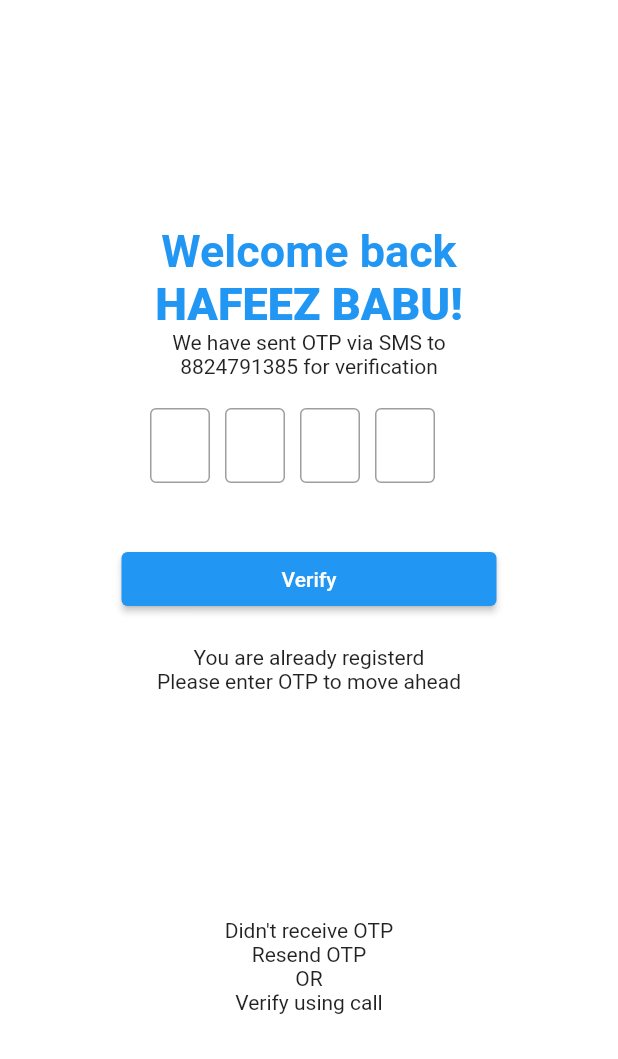
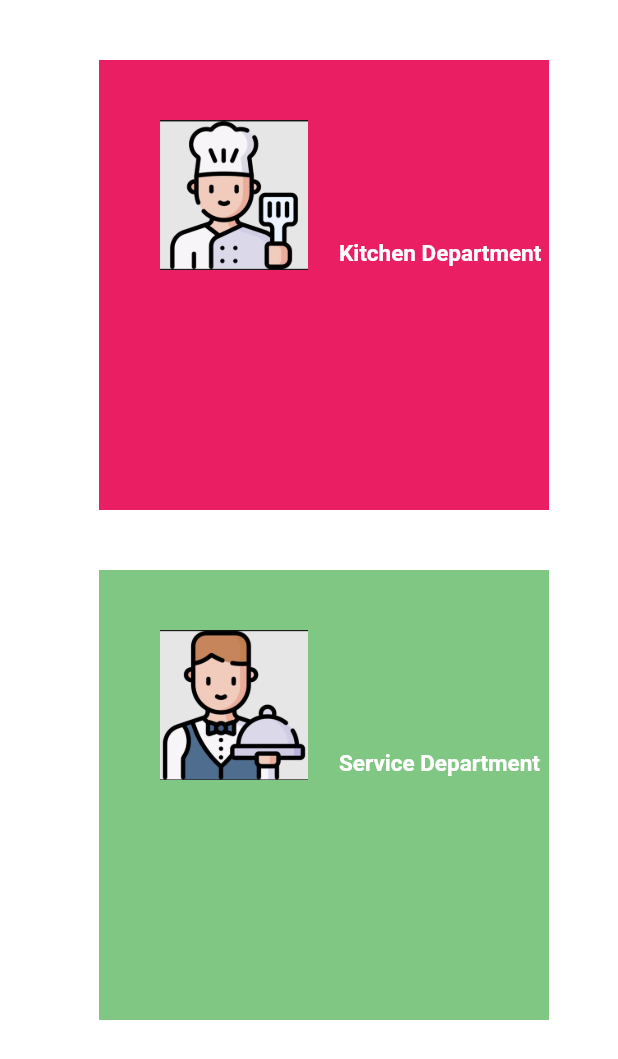
Before and after one commit to sarkarstanmoy/LabourBank, a Flutter app: the OtpView screen opened by its route, after a tap on "Verify", on a phone screen of 412 x 824 dp. Shown: the top 1059 px of the screen. Run offline on Flutter 3.47's test engine with Material 2 defaults, Android fonts, the phone set to English and light mode, and no system bars; generated files the repository leaves out were written again.

Commit message:
Added home screen

```diff
--- a/labour_bank/lib/src/app.dart
+++ b/labour_bank/lib/src/app.dart
@@ -1,6 +1,7 @@
 import 'package:flutter/material.dart';
 import 'package:flutter_gen/gen_l10n/app_localizations.dart';
 import 'package:flutter_localizations/flutter_localizations.dart';
+import 'package:labour_bank/src/home_screen/home_screen_view.dart';
 import 'package:labour_bank/src/login/login_view.dart';
 import 'package:labour_bank/src/login/otp_view.dart';
 
@@ -72,6 +73,8 @@ class MyApp extends StatelessWidget {
                     return SettingsView(controller: settingsController);
                   case SampleItemDetailsView.routeName:
                     return const SampleItemDetailsView();
+                  case HomeScreenView.routeName:
+                    return const HomeScreenView();
                   case OtpView.routeName:
                     return const OtpView();
                   default:
--- /dev/null
+++ b/labour_bank/lib/src/home_screen/home_screen_view.dart
@@ -0,0 +1,82 @@
+import 'package:flutter/material.dart';
+
+class HomeScreenView extends StatelessWidget {
+  const HomeScreenView({Key? key}) : super(key: key);
+  static const routeName = '/home_screen_view';
+  @override
+  Widget build(BuildContext context) {
+    final mediaQuery = MediaQuery.of(context);
+
+    return Scaffold(
+      body: SafeArea(
+        child: Container(
+          width: mediaQuery.size.width,
+          height: mediaQuery.size.height,
+          color: Colors.white,
+          child: Column(
+            children: [
+              Stack(
+                children: [
+                  Padding(
+                    padding: const EdgeInsets.fromLTRB(40, 40, 20, 0),
+                    child: Container(
+                      color: Colors.pink,
+                      height: 300,
+                      width: 300,
+                    ),
+                  ),
+                  Padding(
+                    padding: const EdgeInsets.fromLTRB(80, 80, 0, 0),
+                    child: SizedBox(
+                        height: 100,
+                        width: 100,
+                        child: Image.asset("assets/images/chef.jpeg")),
+                  ),
+                  const Padding(
+                    padding: EdgeInsets.fromLTRB(200, 160, 0, 0),
+                    child: Text(
+                      "Kitchen Department",
+                      style: TextStyle(
+                          color: Colors.white,
+                          fontWeight: FontWeight.bold,
+                          fontSize: 15),
+                    ),
+                  )
+                ],
+              ),
+              Stack(
+                children: [
+                  Padding(
+                    padding: const EdgeInsets.fromLTRB(40, 40, 20, 0),
+                    child: Container(
+                      color: Colors.green.shade300,
+                      height: 300,
+                      width: 300,
+                    ),
+                  ),
+                  Padding(
+                    padding: const EdgeInsets.fromLTRB(80, 80, 0, 0),
+                    child: SizedBox(
+                        height: 100,
+                        width: 100,
+                        child: Image.asset("assets/images/serviceboy.jpeg")),
+                  ),
+                  const Padding(
+                    padding: EdgeInsets.fromLTRB(200, 160, 0, 0),
+                    child: Text(
+                      "Service Department",
+                      style: TextStyle(
+                          color: Colors.white,
+                          fontWeight: FontWeight.bold,
+                          fontSize: 15),
+                    ),
+                  )
+                ],
+              ),
+            ],
+          ),
+        ),
+      ),
+    );
+  }
+}
--- a/labour_bank/lib/src/login/otp_view.dart
+++ b/labour_bank/lib/src/login/otp_view.dart
@@ -1,4 +1,5 @@
 import 'package:flutter/material.dart';
+import 'package:labour_bank/src/home_screen/home_screen_view.dart';
 
 class OtpView extends StatelessWidget {
   const OtpView({Key? key}) : super(key: key);
@@ -90,7 +91,12 @@ class OtpView extends StatelessWidget {
                 child: SizedBox(
                   width: 250,
                   child: ElevatedButton(
-                      onPressed: () => {},
+                      onPressed: () => {
+                            Navigator.restorablePushNamed(
+                              context,
+                              HomeScreenView.routeName,
+                            )
+                          },
                       child: const Text(
                         "Verify",
                         style: TextStyle(color: Colors.white),
```
Also changed, not shown: labour_bank/assets/images/chef.jpeg (added), labour_bank/assets/images/serviceboy.jpeg (added).
